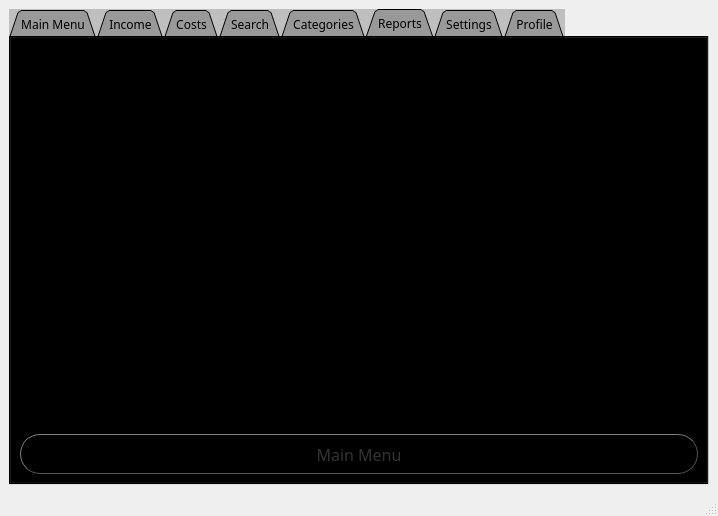
Before: the Qt Designer form MainWindow.ui in Arian-SK/Personal-Accounting-App, drawn with Qt 5.
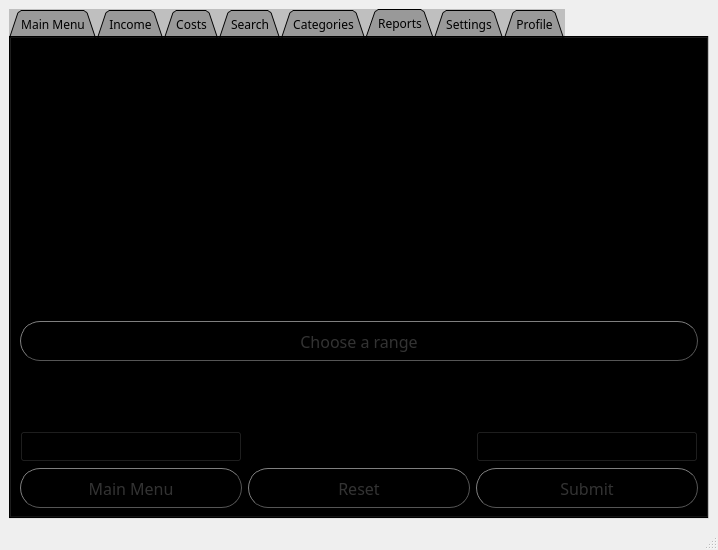
After: the same form once the commit is applied. The open tabs and pages were chosen to show the change.

Patch:
```diff
--- a/MainWindow.ui
+++ b/MainWindow.ui
@@ -7,13 +7,13 @@
     <x>0</x>
     <y>0</y>
     <width>718</width>
-    <height>516</height>
+    <height>550</height>
    </rect>
   </property>
   <property name="minimumSize">
    <size>
     <width>640</width>
-    <height>410</height>
+    <height>550</height>
    </size>
   </property>
   <property name="windowTitle">
@@ -1561,7 +1561,61 @@
         <string>Reports</string>
        </attribute>
        <layout class="QGridLayout" name="gridLayout_10">
-        <item row="1" column="0">
+        <item row="3" column="2">
+         <widget class="QRadioButton" name="radioReportsPastY">
+          <property name="font">
+           <font>
+            <family>Impact</family>
+            <pointsize>12</pointsize>
+           </font>
+          </property>
+          <property name="text">
+           <string>past year</string>
+          </property>
+         </widget>
+        </item>
+        <item row="3" column="0">
+         <widget class="QRadioButton" name="radioReportsPastD">
+          <property name="font">
+           <font>
+            <family>Impact</family>
+            <pointsize>12</pointsize>
+           </font>
+          </property>
+          <property name="text">
+           <string>past 24 hours</string>
+          </property>
+         </widget>
+        </item>
+        <item row="4" column="0">
+         <widget class="QComboBox" name="comboReportsSource">
+          <property name="font">
+           <font>
+            <family>Impact</family>
+            <pointsize>12</pointsize>
+           </font>
+          </property>
+          <item>
+           <property name="text">
+            <string>Source(none)</string>
+           </property>
+          </item>
+         </widget>
+        </item>
+        <item row="3" column="1">
+         <widget class="QRadioButton" name="radioReportsPastM">
+          <property name="font">
+           <font>
+            <family>Impact</family>
+            <pointsize>12</pointsize>
+           </font>
+          </property>
+          <property name="text">
+           <string>past month</string>
+          </property>
+         </widget>
+        </item>
+        <item row="5" column="0">
          <widget class="QPushButton" name="buttonBackFromReports">
           <property name="minimumSize">
            <size>
@@ -1600,13 +1654,186 @@
           </property>
          </widget>
         </item>
-        <item row="0" column="0">
+        <item row="1" column="0" colspan="3">
+         <widget class="QPushButton" name="buttonReportsRange">
+          <property name="minimumSize">
+           <size>
+            <width>40</width>
+            <height>40</height>
+           </size>
+          </property>
+          <property name="font">
+           <font>
+            <family>Impact</family>
+            <pointsize>12</pointsize>
+           </font>
+          </property>
+          <property name="styleSheet">
+           <string notr="true">QPushButton {
+color: #333;
+border: 1px solid #555;
+border-radius: 20px;
+border-style: outset;
+background: qradialgradient(
+cx: 0.3, cy: -0.4, fx: 0.3, fy: -0.4,
+radius: 1, stop: 0 #fff, stop: 1 #888
+);
+padding: 5px;
+}
+
+QPushButton:hover {
+background: qradialgradient(
+cx: 0.3, cy: -0.4, fx: 0.3, fy: -0.4,
+radius: 1.35, stop: 0 #fff, stop: 1 #bbb
+);
+}</string>
+          </property>
+          <property name="text">
+           <string>Choose a range</string>
+          </property>
+         </widget>
+        </item>
+        <item row="5" column="1">
+         <widget class="QPushButton" name="buttonReportsReset">
+          <property name="minimumSize">
+           <size>
+            <width>40</width>
+            <height>40</height>
+           </size>
+          </property>
+          <property name="font">
+           <font>
+            <family>Impact</family>
+            <pointsize>12</pointsize>
+           </font>
+          </property>
+          <property name="styleSheet">
+           <string notr="true">QPushButton {
+color: #333;
+border: 1px solid #555;
+border-radius: 20px;
+border-style: outset;
+background: qradialgradient(
+cx: 0.3, cy: -0.4, fx: 0.3, fy: -0.4,
+radius: 1, stop: 0 #fff, stop: 1 #888
+);
+padding: 5px;
+}
+
+QPushButton:hover {
+background: qradialgradient(
+cx: 0.3, cy: -0.4, fx: 0.3, fy: -0.4,
+radius: 1.35, stop: 0 #fff, stop: 1 #bbb
+);
+}</string>
+          </property>
+          <property name="text">
+           <string>Reset</string>
+          </property>
+         </widget>
+        </item>
+        <item row="4" column="2">
+         <widget class="QComboBox" name="comboReportsType">
+          <property name="font">
+           <font>
+            <family>Impact</family>
+            <pointsize>12</pointsize>
+           </font>
+          </property>
+          <item>
+           <property name="text">
+            <string>Type(none)</string>
+           </property>
+          </item>
+          <item>
+           <property name="text">
+            <string>Cash</string>
+           </property>
+          </item>
+          <item>
+           <property name="text">
+            <string>Check</string>
+           </property>
+          </item>
+          <item>
+           <property name="text">
+            <string>Digital</string>
+           </property>
+          </item>
+         </widget>
+        </item>
+        <item row="0" column="0" colspan="3">
          <widget class="QListView" name="listViewReports">
           <property name="styleSheet">
            <string notr="true">background-color:rgba(0,0,0,20%);</string>
           </property>
          </widget>
         </item>
+        <item row="5" column="2">
+         <widget class="QPushButton" name="buttonReportsSubmit">
+          <property name="minimumSize">
+           <size>
+            <width>40</width>
+            <height>40</height>
+           </size>
+          </property>
+          <property name="font">
+           <font>
+            <family>Impact</family>
+            <pointsize>12</pointsize>
+           </font>
+          </property>
+          <property name="styleSheet">
+           <string notr="true">QPushButton {
+color: #333;
+border: 1px solid #555;
+border-radius: 20px;
+border-style: outset;
+background: qradialgradient(
+cx: 0.3, cy: -0.4, fx: 0.3, fy: -0.4,
+radius: 1, stop: 0 #fff, stop: 1 #888
+);
+padding: 5px;
+}
+
+QPushButton:hover {
+background: qradialgradient(
+cx: 0.3, cy: -0.4, fx: 0.3, fy: -0.4,
+radius: 1.35, stop: 0 #fff, stop: 1 #bbb
+);
+}</string>
+          </property>
+          <property name="text">
+           <string>Submit</string>
+          </property>
+         </widget>
+        </item>
+        <item row="2" column="0" colspan="3">
+         <widget class="QLabel" name="labelReportsRange">
+          <property name="font">
+           <font>
+            <family>Impact</family>
+            <pointsize>12</pointsize>
+           </font>
+          </property>
+          <property name="text">
+           <string>Range</string>
+          </property>
+         </widget>
+        </item>
+        <item row="4" column="1">
+         <widget class="QRadioButton" name="radioReportsNone">
+          <property name="font">
+           <font>
+            <family>Impact</family>
+            <pointsize>12</pointsize>
+           </font>
+          </property>
+          <property name="text">
+           <string>None</string>
+          </property>
+         </widget>
+        </item>
        </layout>
       </widget>
       <widget class="QWidget" name="tabSettings">
```
Left out of the diff: 215 changed lines with no effect on the pictures.
